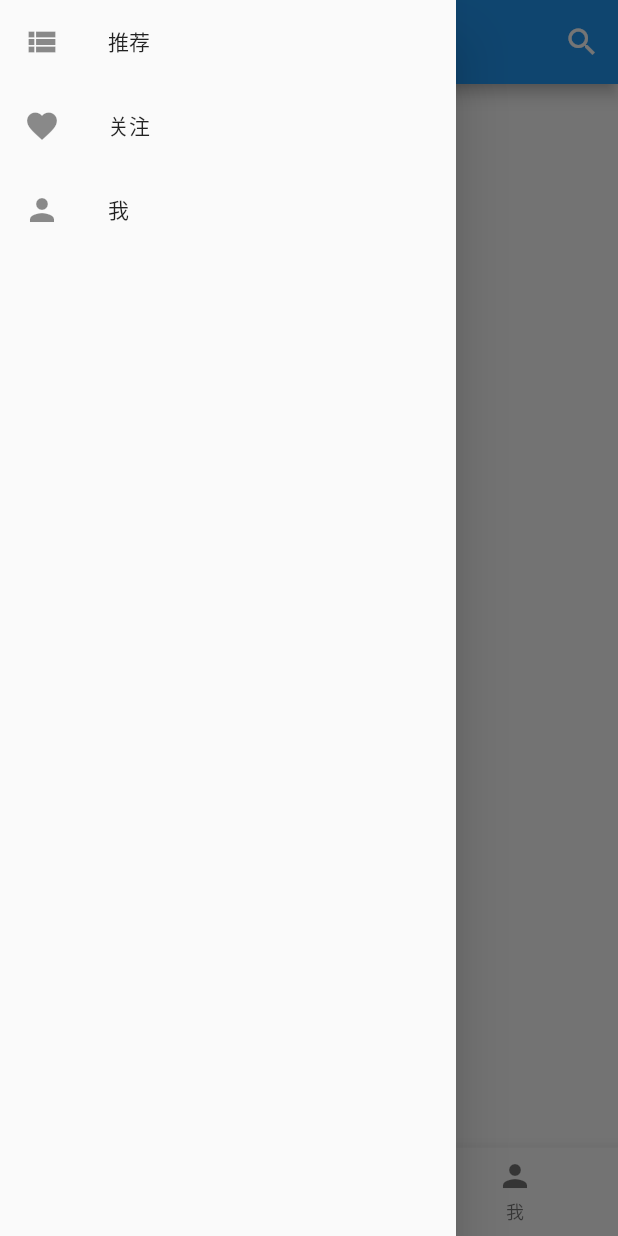
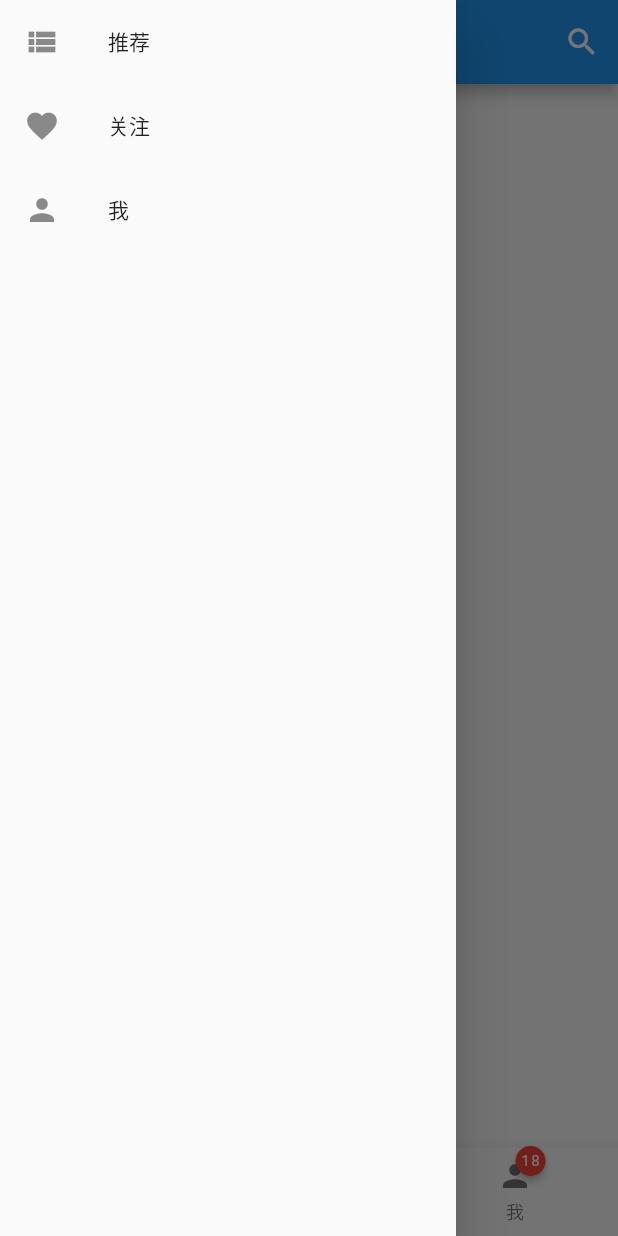
Before and after one commit to bin-sun/flutter-demo, a Flutter app: the screen it shows after launch, item 2 of the bottom bar chosen, with the side drawer open, on a phone screen of 412 x 824 dp. Run offline on Flutter 3.47's test engine with Material 2 defaults, Android fonts, the phone set to English and light mode, and no system bars; drawn by our look-alikes of badges; our stand-ins replace uni_links; missing offline and left inert: flutter_webview_plugin; network calls fail.

```diff
--- a/lib/api/user_info/index.dart
+++ b/lib/api/user_info/index.dart
@@ -5,6 +5,11 @@ class ApiUserInfoIndex {
   /// 根据用户id拉取用户信息
   static UserInfoStructTwo getOneById(String id) {
     return UserInfoStructTwo('1001', '测试001',
-        'https://i.pinimg.com/originals/1f/00/27/1f0027a3a80f470bcfa5de596507f9f4.png');
+        'http://ww1.sinaimg.cn/large/c1eff04ely1gkumqqni3gj2069069746.jpg');
+  }
+  /// 根据用户id拉取用户信息
+  static UserInfoStructTwo getSelfUserInfo() {
+    return UserInfoStructTwo('007', '测试001',
+        'http://ww1.sinaimg.cn/large/c1eff04ely1gkumqqni3gj2069069746.jpg');
   }
 }
--- /dev/null
+++ b/lib/api/user_info/message.dart
@@ -0,0 +1,7 @@
+/// 获取用户消息相关
+class ApiUserInfoMessage {
+  /// 获取自己的个人信息
+  static int getUnReadMessageNum() {
+    return 18;
+  }
+}
--- a/lib/main.dart
+++ b/lib/main.dart
@@ -3,8 +3,12 @@ import 'package:provider/provider.dart';
 import 'package:flutter_app_test/router.dart';
 
 import 'package:flutter_app_test/model/like_num_model.dart';
-import 'package:flutter_app_test/pages/home_page.dart';
-// import 'package:flutter_app_test/pages/test_stateful_widget.dart';
+import 'package:flutter_app_test/model/new_message_model.dart';
+import 'package:flutter_app_test/model/user_info_model.dart';
+import 'package:flutter_app_test/api/user_info/index.dart';
+import 'package:flutter_app_test/api/user_info/message.dart';
+import 'package:flutter_app_test/util/struct/user_info.dart';
+import 'package:flutter_app_test/widgets/common/error.dart';
 
 // import 'package:flutter_app_test/pages/entrance_top_bar.dart';
 import 'package:flutter_app_test/pages/entrance_bottom_bar.dart';
@@ -14,25 +18,61 @@ void main() => runApp(MyApp());
 
 /// App 核心入口界面
 class MyApp extends StatelessWidget {
+  /// like num data
   final likeNumModel = LikeNumModel();
 
   @override
   Widget build(BuildContext context) {
     // print('likeNumModel---------${likeNumModel}');
-    return Provider<Map<String, int>>.value(
-        value: {},
-        child: ChangeNotifierProvider.value(
-          value: likeNumModel,
-          child: MaterialApp(
+    return _getProviders(
+        context,
+        MaterialApp(
           title: 'flutter Demo',
           debugShowCheckedModeBanner: false,
           theme: ThemeData(
-              primarySwatch: Colors.blue
+            primarySwatch: Colors.blue,
           ),
           routes: Router().registerRouter(),
           home: Entrance(),
+        )
+    );
+    // return Provider<Map<String, int>>.value(
+    //     value: {},
+    //     child: ChangeNotifierProvider.value(
+    //       value: likeNumModel,
+    //       child: MaterialApp(
+    //         title: 'flutter Demo',
+    //         debugShowCheckedModeBanner: false,
+    //         theme: ThemeData(
+    //           primarySwatch: Colors.blue
+    //         ),
+    //         routes: Router().registerRouter(),
+    //         home: Entrance(),
+    //       ),
+    //     ),
+    //     );
+  }
+
+  /// 部分数据需要获取初始值
+  Widget _getProviders(BuildContext context, Widget child) {
+    UserInfoStructTwo myUserInfo = ApiUserInfoIndex.getSelfUserInfo();
+    if (myUserInfo == null) {
+      return CommonError();
+    }
+    int unReadMessageNum = ApiUserInfoMessage.getUnReadMessageNum();
+
+    return MultiProvider(
+      providers: [
+        ChangeNotifierProvider(create: (context) => LikeNumModel()),
+        ChangeNotifierProvider(
+          create: (context) => UserInfoModel(myUserInfo: myUserInfo),
         ),
-        ),
+        ChangeNotifierProvider(
+          create: (context) =>
+            NewMessageModel(newMessageNum: unReadMessageNum),
+        )
+      ],
+      child: child,
     );
   }
 }
--- /dev/null
+++ b/lib/model/new_message_model.dart
@@ -0,0 +1,31 @@
+import 'package:flutter/material.dart';
+
+/// name状态管理模块
+class NewMessageModel with ChangeNotifier {
+  /// 系统未读新消息数
+  int newMessageNum;
+
+  /// 构造函数
+  NewMessageModel({this.newMessageNum});
+
+  /// 获取未读消息
+  int get value => newMessageNum;
+
+  /// 设置已经阅读消息
+  void readNewMessage() {
+    if (newMessageNum == 0) {
+      return;
+    }
+    newMessageNum = 0;
+    notifyListeners();
+  }
+
+  /// 接口异步返回重新通知
+  void setNumMessageNum(int unReadNum) {
+    if (unReadNum == null || unReadNum == 0) {
+      return;
+    }
+    newMessageNum = unReadNum;
+    notifyListeners();
+  }
+}
--- /dev/null
+++ b/lib/model/user_info_model.dart
@@ -0,0 +1,15 @@
+import 'package:flutter/material.dart';
+
+import 'package:flutter_app_test/util/struct/user_info.dart';
+
+/// name状态管理模块
+class UserInfoModel with ChangeNotifier {
+  /// 系统用户个人信息
+  final UserInfoStructTwo myUserInfo;
+
+  /// 构造函数
+  UserInfoModel({this.myUserInfo});
+
+  /// 获取用户信息
+  UserInfoStructTwo get value => myUserInfo;
+}
--- a/lib/pages/entrance_bottom_bar.dart
+++ b/lib/pages/entrance_bottom_bar.dart
@@ -3,8 +3,11 @@ import 'dart:async';
 import 'package:flutter/cupertino.dart';
 import 'package:flutter/material.dart';
 import 'package:flutter/services.dart';
+import 'package:flutter_app_test/model/new_message_model.dart';
 import 'package:uni_links/uni_links.dart';
+import 'package:provider/provider.dart';
 
+import 'package:flutter_app_test/widgets/common/red_message.dart';
 import 'package:flutter_app_test/pages/search_page/custom_delegate.dart';
 import 'package:flutter_app_test/widgets/menu/draw.dart';
 import 'package:flutter_app_test/router.dart';
@@ -99,6 +102,7 @@ class _EntranceState extends State<Entrance>
 
   @override
   Widget build(BuildContext context) {
+    final newMessageModel = Provider.of<NewMessageModel>(context);
     // TODO: implement build
     return Scaffold(
       appBar: AppBar(
@@ -134,9 +138,11 @@ class _EntranceState extends State<Entrance>
             activeIcon: Icon(Icons.favorite_border),
           ),
           BottomNavigationBarItem(
-            icon: Icon(Icons.person),
+            icon: CommonRedMessage.showRedNumWidget(
+                Icon(Icons.person), newMessageModel.value),
             title: Text('我'),
-            activeIcon: Icon(Icons.person_outline),
+            activeIcon: CommonRedMessage.showRedWidget(
+                Icon(Icons.person_outline), newMessageModel.value),
           ),
         ],
         iconSize: 24,
--- a/lib/pages/home_page/img_flow.dart
+++ b/lib/pages/home_page/img_flow.dart
@@ -3,6 +3,8 @@ import 'package:flutter/material.dart';
 import 'package:flutter_app_test/api/content/index.dart';
 import 'package:flutter_app_test/util/struct/content_detail_struct.dart';
 import 'package:flutter_app_test/widgets/home_page/img_card.dart';
+
+import 'package:flutter_app_test/util/struct/api_ret_info.dart';
 
 /// 九宫格首页
 class HomePageImgFlow extends StatefulWidget {
@@ -23,7 +25,9 @@ class HomePageImgFlowState extends State<HomePageImgFlow> {
     super.initState();
     // 拉取推荐内容
     setState(() {
-      contentList = ApiContentIndex().getRecommendList();
+      StructApiContentListRetInfo retInfo =
+        ApiContentIndex().getRecommendList();
+      contentList = retInfo.data;
     });
   }
 
--- a/lib/router.dart
+++ b/lib/router.dart
@@ -20,7 +20,7 @@ const String appScheme = "tyapp";
 /// params 为组件需要的参数数组
 const Map<String, RouterStruct> routerMapping = {
   'homepageindex': RouterStruct(HomePageIndex(), 0, null),
-  'userpage': RouterStruct(UserPageIndex(userId: '我',), 2, ['userId']),
+  'userpage': RouterStruct(UserPageIndex(), 2, ['userId']),
   'contentpage': RouterStruct(ArticleDetailIndex(), -1, ['articleId']),
   'default': RouterStruct(HomePageIndex(), 0, null),
   'imgflow': RouterStruct(HomePageImgFlow(), -1, null),
--- /dev/null
+++ b/lib/widgets/common/red_message.dart
@@ -0,0 +1,45 @@
+import 'package:flutter/material.dart';
+import 'package:badges/badges.dart';
+
+/// 通用红点逻辑
+class CommonRedMessage {
+  /// 只展示红点，不展示具体消息数
+  static Widget showRedWidget(Widget needRedWidget, int newMessageNum) {
+    if (newMessageNum < 1) {
+      // 小于1的消息则无需设置
+      return needRedWidget;
+    }
+    return _getBadge(needRedWidget, '');
+  }
+
+  /// 展示消息提醒
+  static Widget showRedNumWidget(Widget needRedWidget, int newMessageNum) {
+    if (newMessageNum < 1) {
+      // 小于1的消息则无需设置
+      return needRedWidget;
+    }
+    // 消息数大于99时，则只显示一个红点即可
+    String msgTips = newMessageNum > 99 ? '99+' : '$newMessageNum';
+    return _getBadge(needRedWidget, msgTips);
+  }
+
+  /// 获取badge组件
+  static Widget _getBadge(Widget needRedWidget, String msgTips) {
+    return Badge(
+      alignment: Alignment.bottomLeft,
+      position: BadgePosition.topEnd(),
+      toAnimate: false,
+      badgeContent: Text(
+        '$msgTips',
+        style: TextStyle(
+          color: Colors.white,
+          fontSize: 10.0,
+          letterSpacing: 1,
+          wordSpacing: 2,
+          height: 1
+        ),
+      ),
+      child: needRedWidget,
+    );
+  }
+}
--- a/pubspec.yaml
+++ b/pubspec.yaml
@@ -27,6 +27,7 @@ dependencies:
   flutter_webview_plugin: 0.3.0+2
   provider: ^4.3.2+2
   uni_links: ^0.4.0
+  badges: ^1.1.0
 
 
   # The following adds the Cupertino Icons font to your application.
```
Also changed, not shown: lib/api/content/index.dart (+58 -2 lines), lib/pages/home_page/index.dart (+96 -6 lines), lib/pages/home_page/single.dart (+6 -1 lines), lib/pages/user_page/index.dart (+28 -16 lines), lib/util/struct/api_ret_info.dart (added, +30 -0 lines), lib/widgets/common/error.dart (added, +72 -0 lines), lib/widgets/common/loading.dart (added, +106 -0 lines), lib/widgets/user_page/button_list.dart (added, +39 -0 lines), lib/widgets/user_page/header.dart (added, +58 -0 lines). Lines whose indentation alone changed are shown as unchanged.
